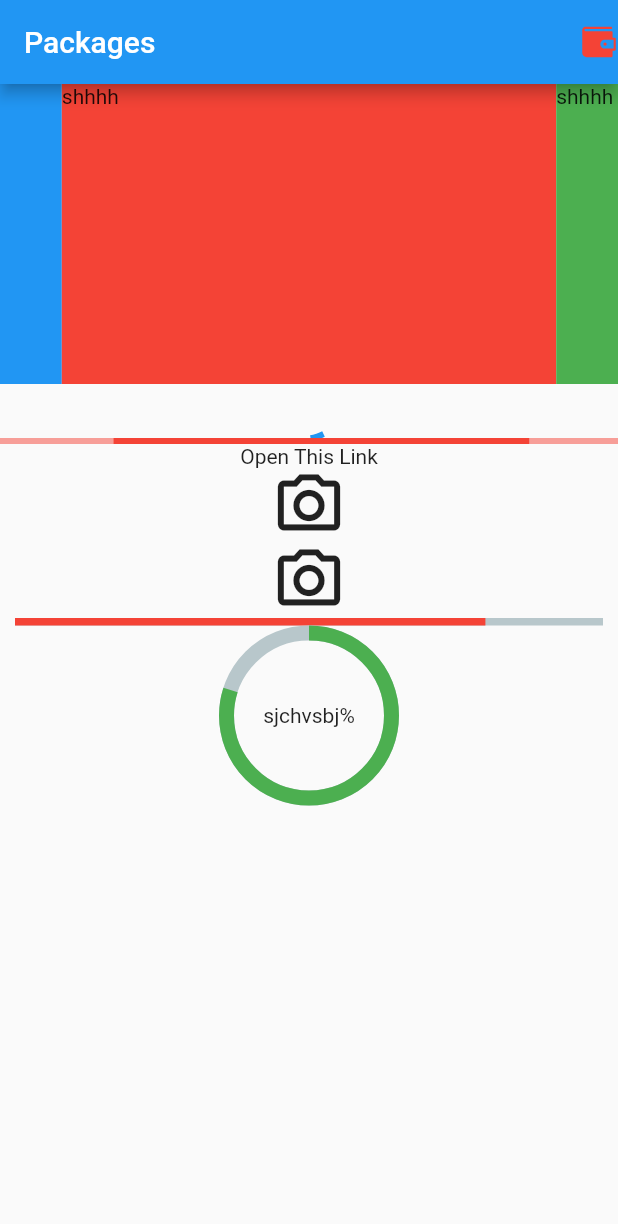
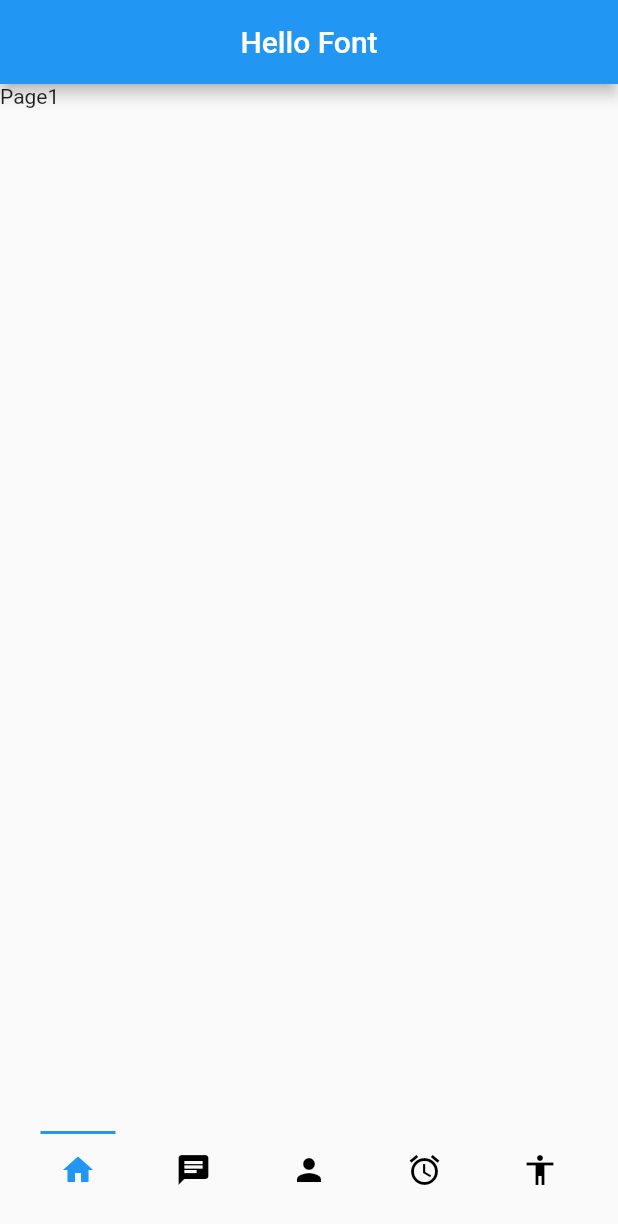
Before and after one commit to junaid140/flutter_course, a Flutter app: the screen it shows after launch, on a phone screen of 412 x 824 dp. Shown: the top 1224 px of the screen. Run offline on Flutter 3.47's test engine with Material 2 defaults, Android fonts, the phone set to English and light mode, and no system bars; drawn by our look-alikes of carousel_slider, percent_indicator; our stand-ins replace camera, file_picker, flutter_svg, google_fonts, image_picker; missing offline and left inert: onboarding_intro_screen; Roboto replaces fonts that are missing (Akronim).

Commit message:
24-12-2022

```diff
--- a/lib/main.dart
+++ b/lib/main.dart
@@ -1,5 +1,6 @@
 import 'package:camera/camera.dart';
 import 'package:flutter/material.dart';
+import 'package:flutter_course/screens/24_dec/24dec.dart';
 import 'package:flutter_course/screens/animationscreens/animation_screen.dart';
 import 'package:flutter_course/screens/onboardingScreen/onboarding_screen.dart';
 import 'package:flutter_course/screens/packagesList.dart';
@@ -29,7 +30,7 @@ class MyApp extends StatelessWidget {
       theme: ThemeData(
         primarySwatch: Colors.blue,
       ),
-      home:  PackagesExamples(),
+      home:  CheckFont(),
     );
   }
 }
--- /dev/null
+++ b/lib/screens/24_dec/24dec.dart
@@ -0,0 +1,137 @@
+//datatable
+//font change
+//google font
+//custom bottom navigation bar
+
+//data_table_2
+//horizontal_data_table
+//expandable_datatable
+
+
+import 'package:flutter/material.dart';
+import 'package:google_fonts/google_fonts.dart';
+
+class CheckFont extends StatefulWidget {
+   CheckFont({Key? key}) : super(key: key);
+
+  @override
+  State<CheckFont> createState() => _CheckFontState();
+}
+
+class _CheckFontState extends State<CheckFont> {
+   List screens =[
+     Text("Page1"),
+     Text("page2"),
+     Text("Page3"),
+     Text("Page4"),
+     Text("Page5"),
+     Text("Page5"),
+   ];
+
+   int selectedIndex = 0;
+
+  @override
+  Widget build(BuildContext context) {
+    return Scaffold(
+      appBar: AppBar(
+        title: Center(
+          child:Text(
+            "Hello Font"
+            ,style: GoogleFonts.akronim()
+          ),
+        ),
+      ),
+      body: screens[selectedIndex],
+
+      bottomNavigationBar: Container(
+        height: 70,
+        child: Row(
+          mainAxisAlignment: MainAxisAlignment.spaceEvenly,
+          children: [
+            Column(
+              children: [
+                Container(height: 2,color: selectedIndex==0?Colors.blue:Colors.transparent,
+                  width: 50,
+                  child: Text(""),
+                ),                IconButton(
+                  onPressed: (){
+                    setState(() {
+                      selectedIndex =0;
+                    });
+                  },
+                  icon: Icon(Icons.home,color: selectedIndex==0?Colors.blue:Colors.black,),),
+              ],
+            ),
+            Column(
+              children: [
+                Container(height: 2,color: selectedIndex==1?Colors.blue:Colors.transparent,
+                  width: 50,
+                  child: Text(""),
+                ),
+                IconButton(
+                  onPressed: (){
+                    setState(() {
+                      selectedIndex =1;
+                    });
+                  },
+                  icon: Icon(Icons.chat,color: selectedIndex==1?Colors.blue:Colors.black),),
+              ],
+            ),
+            Column(
+              children: [
+                Container(height: 2,color: selectedIndex==2?Colors.blue:Colors.transparent,
+                  width: 50,
+                  child: Text(""),
+                ),
+                IconButton(
+                  onPressed: (){
+                    setState(() {
+                      selectedIndex =2;
+                    });
+                  },
+                  icon: Icon(Icons.person,color: selectedIndex==2?Colors.blue:Colors.black),),
+              ],
+            ),
+            Column(
+              children: [
+                Container(height: 2,color: selectedIndex==3?Colors.blue:Colors.transparent,
+                  width: 50,
+                  child: Text(""),
+                ),
+                IconButton(
+                  onPressed: (){
+                    setState(() {
+                      selectedIndex =3;
+                    });
+                  },
+                  icon: Icon(Icons.access_alarm_outlined,color: selectedIndex==3?Colors.blue:Colors.black),),
+              ],
+            ),
+            Column(
+              children: [
+                Container(height: 2,color: selectedIndex==4?Colors.blue:Colors.transparent,
+                width: 50,
+                child: Text(""),
+                ),
+
+                IconButton(
+                  onPressed: (){
+                    setState(() {
+                      selectedIndex =4;
+                    });
+                  },
+                  icon: Icon(Icons.accessibility,color: selectedIndex==4?Colors.blue:Colors.black),),
+              ],
+            ),
+          ],
+        ),
+      ),
+    );
+  }
+
+  List users = [
+    {"id":1,"name":"Test User","cnic":"123345667879"},
+    {"id":2,"name":"Test User2","cnic":"123345667879"},
+    {"id":2,"name":"Test User3","cnic":"123345667879"},
+  ];
+}
--- a/lib/screens/packagesList.dart
+++ b/lib/screens/packagesList.dart
@@ -31,9 +31,10 @@
 //animations
 
 
-/* task 23-dec - 2022 */
+/* task 24-dec - 2022 */
 
 //DataTable
+//
 
 
 
```
Also changed, not shown: pubspec.yaml (+5 -6 lines), assets/font/honey-silk.ttf (added), pubspec.lock.
